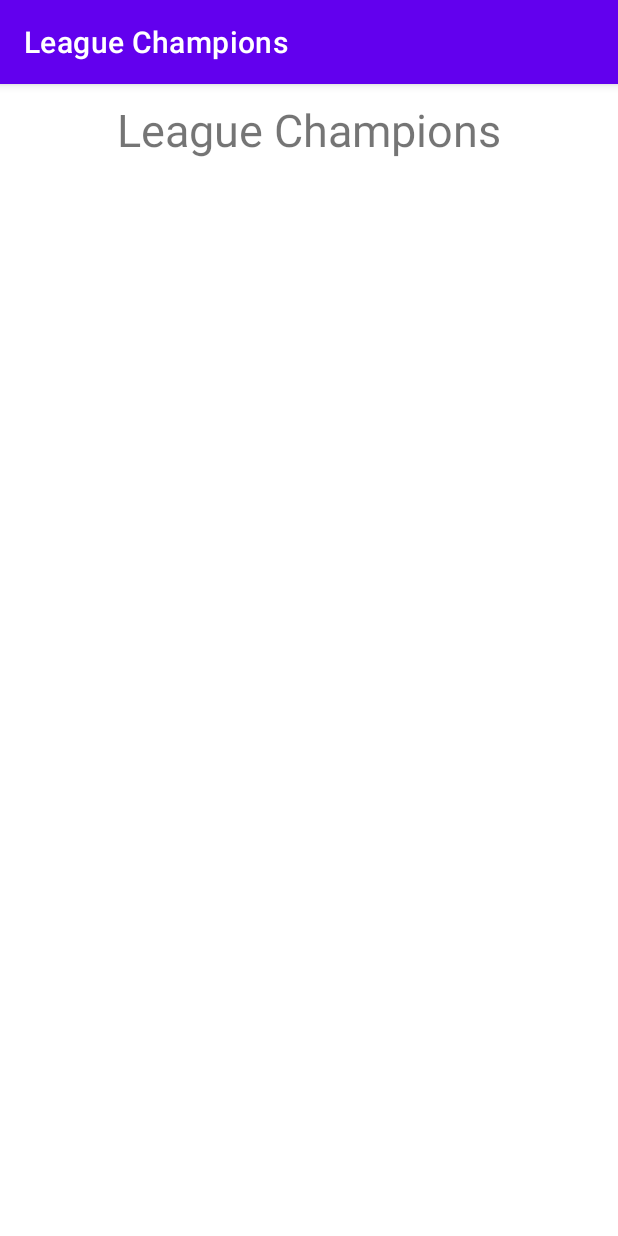
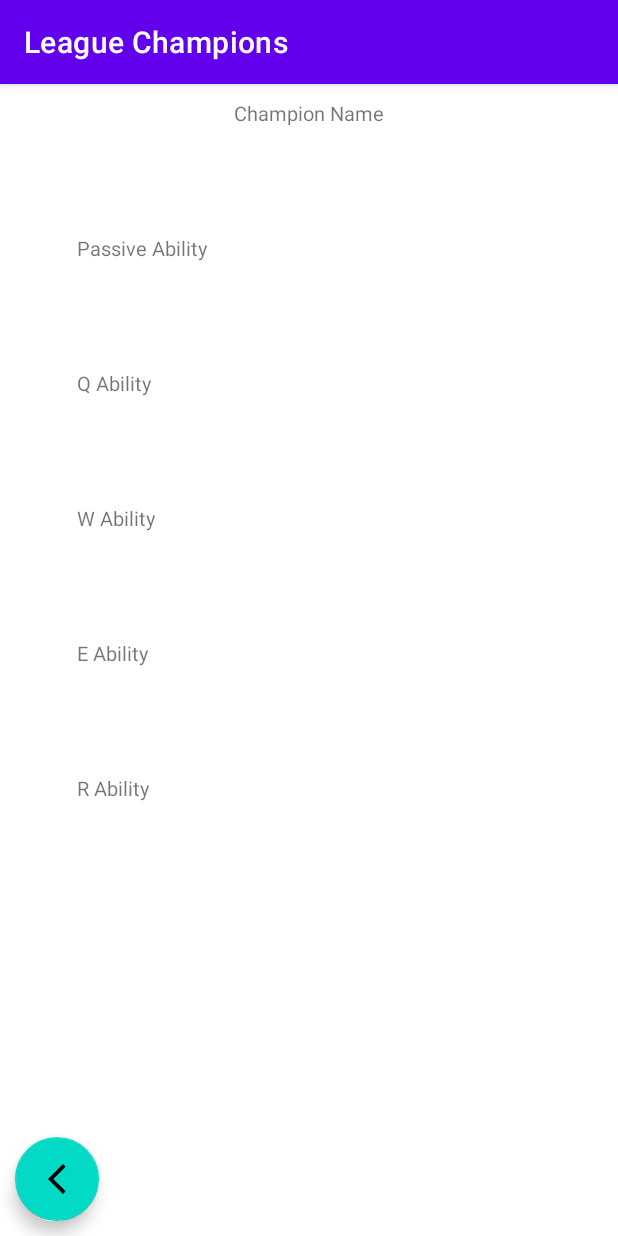
Before and after one commit to mylesmegaffin/Champions-PlaystoreApp, an Android app: the screen it shows after launch (GridRecyclerViewActivity before the commit, ChampionAbilitiesActivity after it), on a phone screen of 412 x 824 dp. Run offline under Robolectric (Android 15) with nearby library versions, the light colour scheme and no system bars.

Commit message:
Champion Abilities View and Allowing navigation to GridRecyclerView

```diff
--- a/app/src/main/AndroidManifest.xml
+++ b/app/src/main/AndroidManifest.xml
@@ -9,15 +9,16 @@
         android:roundIcon="@mipmap/ic_launcher_round"
         android:supportsRtl="true"
         android:theme="@style/Theme.F21Assignment">
-        <activity android:name=".GridRecyclerViewActivity">
+        <activity android:name=".ChampionAbilitiesActivity">
             <intent-filter>
                 <action android:name="android.intent.action.MAIN" />
 
                 <category android:name="android.intent.category.LAUNCHER" />
             </intent-filter>
         </activity>
-        <activity android:name=".RecyclerListActivity"></activity>
-        <activity android:name=".MainActivity"></activity>
+        <activity android:name=".GridRecyclerViewActivity"></activity>
+        <activity android:name=".RecyclerListActivity" />
+        <activity android:name=".MainActivity" />
     </application>
 
 </manifest>
--- /dev/null
+++ b/app/src/main/java/com/example/f21assignment/ChampionAbilitiesActivity.kt
@@ -0,0 +1,26 @@
+package com.example.f21assignment
+
+import android.content.Intent
+import androidx.appcompat.app.AppCompatActivity
+import android.os.Bundle
+import com.example.f21assignment.databinding.ActivityChampionAbilitiesBinding
+
+class ChampionAbilitiesActivity : AppCompatActivity() {
+    private lateinit var binding : ActivityChampionAbilitiesBinding
+    override fun onCreate(savedInstanceState: Bundle?) {
+        super.onCreate(savedInstanceState)
+        binding = ActivityChampionAbilitiesBinding.inflate(layoutInflater)
+        setContentView(binding.root)
+
+
+
+
+
+        //when the button is clicked
+        binding.backFAB.setOnClickListener{
+            // start new activity and send the user there
+            startActivity(Intent(this, GridRecyclerViewActivity::class.java))
+        }
+
+    }
+}
--- /dev/null
+++ b/app/src/main/res/drawable/back_button_icon.xml
@@ -0,0 +1,10 @@
+<vector xmlns:android="http://schemas.android.com/apk/res/android"
+    android:width="24dp"
+    android:height="24dp"
+    android:viewportWidth="24"
+    android:viewportHeight="24"
+    android:tint="?attr/colorControlNormal">
+  <path
+      android:fillColor="@android:color/white"
+      android:pathData="M17.77,3.77l-1.77,-1.77l-10,10l10,10l1.77,-1.77l-8.23,-8.23z"/>
+</vector>
--- /dev/null
+++ b/app/src/main/res/layout/activity_champion_abilities.xml
@@ -0,0 +1,175 @@
+<?xml version="1.0" encoding="utf-8"?>
+<androidx.constraintlayout.widget.ConstraintLayout xmlns:android="http://schemas.android.com/apk/res/android"
+    xmlns:app="http://schemas.android.com/apk/res-auto"
+    xmlns:tools="http://schemas.android.com/tools"
+    android:layout_width="match_parent"
+    android:layout_height="match_parent"
+    tools:context=".MainActivity">
+
+
+    <TextView
+        android:id="@+id/titleChampionNameTextView"
+        android:layout_width="@dimen/standard_textView_width"
+        android:layout_height="@dimen/standard_textView_height"
+        android:layout_marginTop="@dimen/standard_margin"
+        android:text="Champion Name"
+        android:textAlignment="center"
+        android:textSize="@dimen/standard_textSize"
+        app:layout_constraintEnd_toEndOf="parent"
+        app:layout_constraintStart_toStartOf="parent"
+        app:layout_constraintTop_toTopOf="parent" />
+
+    <TextView
+        android:id="@+id/championNameTextView"
+        android:layout_width="@dimen/big_width"
+        android:layout_height="@dimen/standard_editText_height"
+        android:layout_marginTop="@dimen/standard_margin"
+        android:ems="10"
+        tools:text="Name"
+        android:textAlignment="center"
+        android:textSize="20dp"
+        app:layout_constraintEnd_toEndOf="parent"
+        app:layout_constraintStart_toStartOf="parent"
+        app:layout_constraintTop_toBottomOf="@+id/titleChampionNameTextView" />
+
+    <TextView
+        android:id="@+id/titleChampionPassiveAbilityTextView"
+        android:layout_width="@dimen/standard_textView_width"
+        android:layout_height="@dimen/standard_textView_height"
+        android:layout_marginTop="@dimen/standard_margin_big"
+        android:layout_marginEnd="@dimen/margin_right"
+        android:text="Passive Ability"
+        android:textSize="@dimen/standard_textSize"
+        app:layout_constraintStart_toStartOf="parent"
+        app:layout_constraintEnd_toEndOf="parent"
+        app:layout_constraintTop_toBottomOf="@+id/championNameTextView" />
+
+    <TextView
+        android:id="@+id/championPassiveAbilityTextView"
+        android:layout_width="@dimen/big_width"
+        android:layout_height="@dimen/standard_editText_height"
+        android:layout_marginTop="@dimen/standard_margin"
+        android:ems="10"
+        tools:text="Passive"
+        android:textSize="@dimen/standard_textSize_small"
+        android:textAlignment="center"
+        app:layout_constraintEnd_toEndOf="parent"
+        app:layout_constraintStart_toStartOf="parent"
+        app:layout_constraintTop_toBottomOf="@+id/titleChampionPassiveAbilityTextView" />
+
+    <TextView
+        android:id="@+id/titleChampionAbilityOneTextView"
+        android:layout_width="@dimen/standard_textView_width"
+        android:layout_height="@dimen/standard_textView_height"
+        android:layout_marginEnd="@dimen/margin_right"
+        android:layout_marginTop="@dimen/standard_margin_big"
+        android:text="Q Ability"
+        android:textSize="@dimen/standard_textSize"
+        app:layout_constraintStart_toStartOf="parent"
+        app:layout_constraintEnd_toEndOf="parent"
+        app:layout_constraintTop_toBottomOf="@+id/championPassiveAbilityTextView" />
+
+
+    <TextView
+        android:id="@+id/championAbilityOneTextView"
+        android:layout_width="@dimen/big_width"
+        android:layout_height="@dimen/standard_editText_height"
+        android:layout_marginTop="@dimen/standard_margin"
+        android:ems="10"
+        tools:text="Q"
+        android:textAlignment="center"
+        android:textSize="@dimen/standard_textSize_small"
+        app:layout_constraintStart_toStartOf="parent"
+        app:layout_constraintEnd_toEndOf="parent"
+        app:layout_constraintTop_toBottomOf="@+id/titleChampionAbilityOneTextView" />
+
+    <TextView
+        android:id="@+id/titleChampionAbilityTwoTextView"
+        android:layout_width="@dimen/standard_textView_width"
+        android:layout_height="@dimen/standard_textView_height"
+        android:layout_marginTop="@dimen/standard_margin_big"
+        android:layout_marginEnd="@dimen/margin_right"
+        android:text="W Ability"
+        android:textSize="@dimen/standard_textSize"
+        app:layout_constraintStart_toStartOf="parent"
+        app:layout_constraintEnd_toEndOf="parent"
+        app:layout_constraintTop_toBottomOf="@+id/championAbilityOneTextView" />
+
+
+    <TextView
+        android:id="@+id/championAbilityTwoTextView"
+        android:layout_width="@dimen/big_width"
+        android:layout_height="@dimen/standard_editText_height"
+        android:layout_marginTop="@dimen/standard_margin"
+        android:ems="10"
+        tools:text="W"
+        android:textAlignment="center"
+        android:textSize="@dimen/standard_textSize_small"
+        app:layout_constraintStart_toStartOf="parent"
+        app:layout_constraintEnd_toEndOf="parent"
+        app:layout_constraintTop_toBottomOf="@+id/titleChampionAbilityTwoTextView" />
+
+    <TextView
+        android:id="@+id/titleChampionAbilityThreeTextView"
+        android:layout_width="@dimen/standard_textView_width"
+        android:layout_height="@dimen/standard_textView_height"
+        android:layout_marginTop="@dimen/standard_margin_big"
+        android:layout_marginEnd="@dimen/margin_right"
+        android:text="E Ability"
+        android:textSize="@dimen/standard_textSize"
+        app:layout_constraintStart_toStartOf="parent"
+        app:layout_constraintEnd_toEndOf="parent"
+        app:layout_constraintTop_toBottomOf="@+id/championAbilityTwoTextView" />
+
+
+    <TextView
+        android:id="@+id/championAbilityThreeTextView"
+        android:layout_width="@dimen/big_width"
+        android:layout_height="@dimen/standard_editText_height"
+        android:layout_marginTop="@dimen/standard_margin"
+        android:ems="10"
+        tools:text="E"
+        android:textAlignment="center"
+        android:textSize="@dimen/standard_textSize_small"
+        app:layout_constraintStart_toStartOf="parent"
+        app:layout_constraintEnd_toEndOf="parent"
+        app:layout_constraintTop_toBottomOf="@+id/titleChampionAbilityThreeTextView" />
+
+    <TextView
+        android:id="@+id/titleChampionAbilityFourTextView"
+        android:layout_width="@dimen/standard_textView_width"
+        android:layout_height="@dimen/standard_textView_height"
+        android:layout_marginTop="@dimen/standard_margin_big"
+        android:layout_marginEnd="@dimen/margin_right"
+        android:text="R Ability"
+        android:textSize="@dimen/standard_textSize"
+        app:layout_constraintStart_toStartOf="parent"
+        app:layout_constraintEnd_toEndOf="parent"
+        app:layout_constraintTop_toBottomOf="@+id/championAbilityThreeTextView" />
+
+
+    <TextView
+        android:id="@+id/championAbilityFourTextView"
+        android:layout_width="@dimen/big_width"
+        android:layout_height="@dimen/standard_editText_height"
+        android:layout_marginTop="@dimen/standard_margin"
+        android:ems="10"
+        tools:text="R"
+        android:textAlignment="center"
+        android:textSize="@dimen/standard_textSize_small"
+        app:layout_constraintStart_toStartOf="parent"
+        app:layout_constraintEnd_toEndOf="parent"
+        app:layout_constraintTop_toBottomOf="@+id/titleChampionAbilityFourTextView" />
+
+    <com.google.android.material.floatingactionbutton.FloatingActionButton
+        android:id="@+id/backFAB"
+        android:layout_width="wrap_content"
+        android:layout_height="wrap_content"
+        android:clickable="true"
+        android:layout_margin="@dimen/standard_margin"
+        app:layout_constraintBottom_toBottomOf="parent"
+        app:layout_constraintStart_toStartOf="parent"
+        app:srcCompat="@drawable/back_button_icon" />
+
+
+</androidx.constraintlayout.widget.ConstraintLayout>
--- a/app/src/main/res/values/dimens.xml
+++ b/app/src/main/res/values/dimens.xml
@@ -13,4 +13,6 @@
     <dimen name="standard_textSize_small">10dp</dimen>
     <dimen name="standard_heading">30dp</dimen>
     <dimen name="regular_font_size">20sp</dimen>
+    <dimen name="margin_right">100dp</dimen>
+    <dimen name="big_width">300dp</dimen>
 </resources>
```
